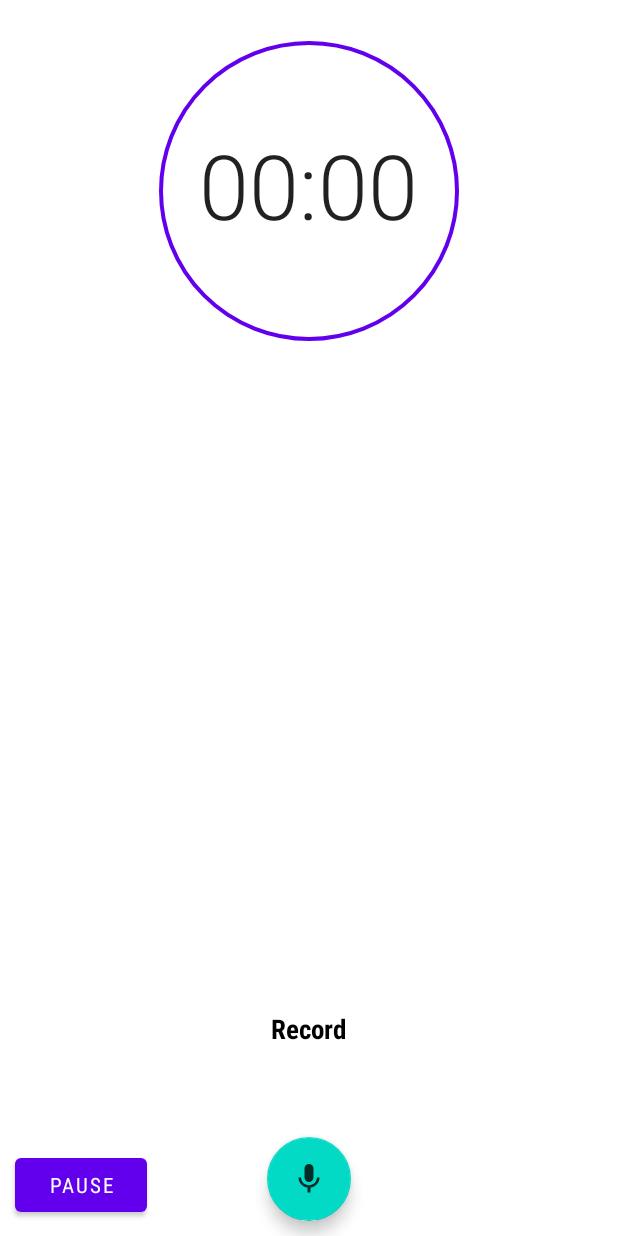
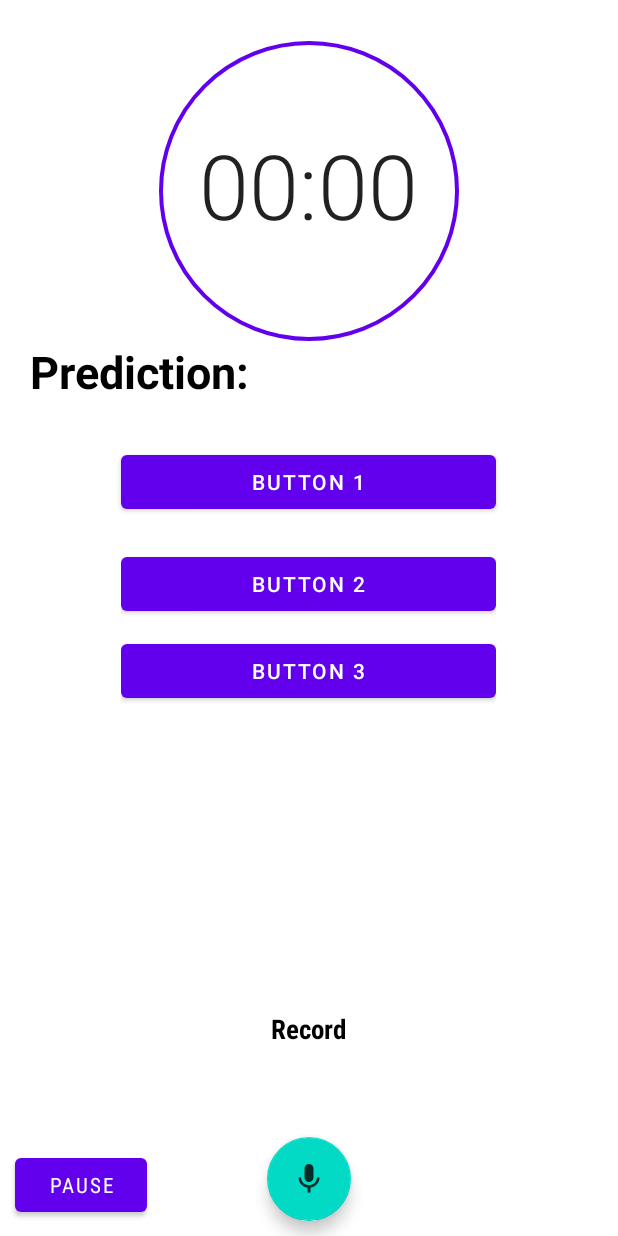
Before and after one commit to palfirobert/BirdRecognitionApp, an Android app: the layout fragment_record.xml on its own in the app's theme, with its tools: preview values and no code run, on a phone screen of 412 x 824 dp. Run offline under Robolectric (Android 15) with nearby library versions, the phone set to English and light mode, and no system bars.

Commit message:
edited code

```diff
--- a/app/src/main/res/layout/fragment_record.xml
+++ b/app/src/main/res/layout/fragment_record.xml
@@ -46,16 +46,63 @@
         android:layout_alignParentBottom="true"
         android:layout_marginBottom="10dp"
         android:layout_marginStart="10dp"/>
+
     <TextView
+        android:id="@+id/recording_status_txt"
         android:layout_width="wrap_content"
         android:layout_height="wrap_content"
-        android:id="@+id/recording_status_txt"
-        android:text="Record"
-        android:textStyle="bold"
-        android:textSize="18sp"
-        android:textColor="@color/black"
-        android:fontFamily="sans-serif-condensed"
         android:layout_above="@+id/btn_record"
         android:layout_centerHorizontal="true"
-        android:layout_marginBottom="60dp"/>
+        android:layout_marginBottom="60dp"
+        android:fontFamily="sans-serif-condensed"
+        android:text="Record"
+        android:textColor="@color/black"
+        android:textSize="18sp"
+        android:textStyle="bold" />
+
+    <TextView
+        android:id="@+id/prediction_title"
+        android:layout_width="wrap_content"
+        android:layout_height="wrap_content"
+        android:layout_below="@id/recordProgressBar"
+        android:layout_marginLeft="20sp"
+        android:text="Prediction:"
+        android:textColor="@color/black"
+        android:textSize="30sp"
+        android:textStyle="bold" />
+
+    <Button
+        android:id="@+id/button_1"
+        android:layout_width="wrap_content"
+        android:layout_height="wrap_content"
+        android:layout_below="@+id/recordProgressBar"
+        android:layout_centerHorizontal="true"
+        android:layout_marginLeft="50sp"
+        android:layout_marginTop="70sp"
+        android:width="250sp"
+        android:text="Button 1" />
+    <LinearLayout
+        android:layout_width="wrap_content"
+        android:layout_height="wrap_content"
+        android:orientation="vertical"
+        android:layout_below="@+id/button_1"
+        android:layout_centerHorizontal="true"
+        android:layout_marginTop="10dp">
+
+        <!-- Second Button -->
+        <Button
+            android:id="@+id/button_2"
+            android:layout_width="250sp"
+            android:layout_height="wrap_content"
+            android:text="Button 2"
+            android:layout_marginTop="10sp"/>
+
+        <!-- Third Button -->
+        <Button
+            android:id="@+id/button_3"
+            android:layout_width="250sp"
+            android:layout_height="wrap_content"
+            android:text="Button 3"
+            android:layout_marginTop="10sp"/>
+    </LinearLayout>
 </RelativeLayout>
```
Also changed, not shown: app/src/main/java/com/example/birdrecognitionapp/dto/SoundPredictionResponse.java (+63 -4 lines), app/src/main/java/com/example/birdrecognitionapp/fragments/RecordFragment.java (+22 -0 lines), app/src/main/java/com/example/birdrecognitionapp/services/RecordingService.java (+12 -3 lines).
